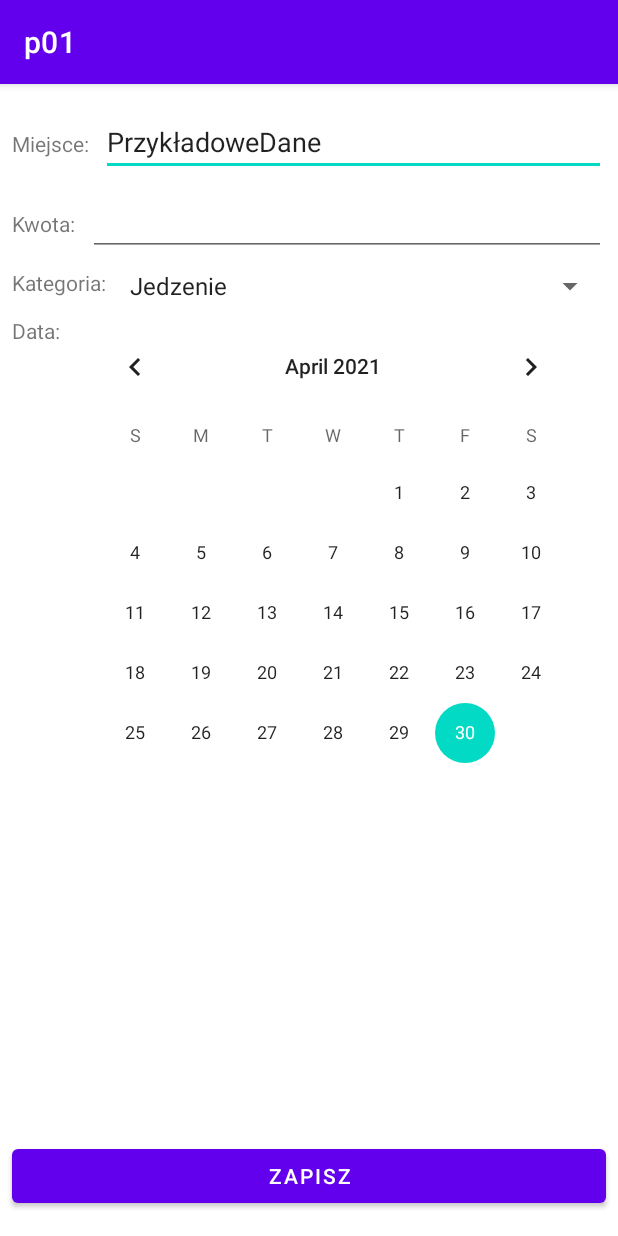
After one commit to s19191/PRM, an Android app: the AddActivity screen opened directly, with no data from a screen before it, on a phone screen of 412 x 824 dp. The commit adds this screen. Run offline under Robolectric (Android 15) with nearby library versions, the phone set to English and light mode, and no system bars.

Commit message:
dodany widok dodawania, bez funkcjonalności

```diff
--- a/p01/app/build.gradle
+++ b/p01/app/build.gradle
@@ -15,6 +15,10 @@ android {
         versionName "1.0"
 
         testInstrumentationRunner "androidx.test.runner.AndroidJUnitRunner"
+    }
+
+    buildFeatures {
+        viewBinding true
     }
 
     buildTypes {
--- a/p01/app/src/main/AndroidManifest.xml
+++ b/p01/app/src/main/AndroidManifest.xml
@@ -9,6 +9,7 @@
         android:roundIcon="@mipmap/ic_launcher_round"
         android:supportsRtl="true"
         android:theme="@style/Theme.P01">
+        <activity android:name=".AddActivity"></activity>
         <activity android:name=".MainActivity">
             <intent-filter>
                 <action android:name="android.intent.action.MAIN" />
--- /dev/null
+++ b/p01/app/src/main/java/pl/edu/pja/p01/AddActivity.kt
@@ -0,0 +1,28 @@
+package pl.edu.pja.p01
+
+import androidx.appcompat.app.AppCompatActivity
+import android.os.Bundle
+import android.widget.ArrayAdapter
+import android.widget.Spinner
+import pl.edu.pja.p01.databinding.ActivityAddBinding
+
+class AddActivity : AppCompatActivity() {
+    private val binding by lazy { ActivityAddBinding.inflate(layoutInflater) }
+
+    override fun onCreate(savedInstanceState: Bundle?) {
+        super.onCreate(savedInstanceState)
+        setContentView(binding.root)
+        val spinner: Spinner = findViewById(R.id.categories_spinner)
+// Create an ArrayAdapter using the string array and a default spinner layout
+        ArrayAdapter.createFromResource(
+                this,
+                R.array.categories_array,
+                android.R.layout.simple_spinner_item
+        ).also { adapter ->
+            // Specify the layout to use when the list of choices appears
+            adapter.setDropDownViewResource(android.R.layout.simple_spinner_dropdown_item)
+            // Apply the adapter to the spinner
+            spinner.adapter = adapter
+        }
+    }
+}
--- a/p01/app/src/main/java/pl/edu/pja/p01/MainActivity.kt
+++ b/p01/app/src/main/java/pl/edu/pja/p01/MainActivity.kt
@@ -1,11 +1,21 @@
 package pl.edu.pja.p01
 
+import android.content.Intent
 import androidx.appcompat.app.AppCompatActivity
 import android.os.Bundle
+import pl.edu.pja.p01.databinding.ActivityMainBinding
 
 class MainActivity : AppCompatActivity() {
+    val binding by lazy { ActivityMainBinding.inflate(layoutInflater) }
+
     override fun onCreate(savedInstanceState: Bundle?) {
         super.onCreate(savedInstanceState)
-        setContentView(R.layout.activity_main)
+        setContentView(binding.root)
+
+        binding.addButton.setOnClickListener {
+            startActivity(Intent(this, AddActivity::class.java))
+//            startActivityForResult(Intent(this, AddActivity::class.java), REQ)
+        }
+
     }
 }
--- /dev/null
+++ b/p01/app/src/main/res/layout/activity_add.xml
@@ -0,0 +1,104 @@
+<?xml version="1.0" encoding="utf-8"?>
+<androidx.constraintlayout.widget.ConstraintLayout xmlns:android="http://schemas.android.com/apk/res/android"
+    xmlns:app="http://schemas.android.com/apk/res-auto"
+    xmlns:tools="http://schemas.android.com/tools"
+    android:layout_width="match_parent"
+    android:layout_height="match_parent"
+    tools:context=".AddActivity">
+
+    <TextView
+        android:id="@+id/place_label"
+        android:layout_width="wrap_content"
+        android:layout_height="wrap_content"
+        android:layout_marginStart="8dp"
+        android:text="@string/place"
+        app:layout_constraintBaseline_toBaselineOf="@+id/place"
+        app:layout_constraintStart_toStartOf="parent" />
+
+    <TextView
+        android:id="@+id/amount_label"
+        android:layout_width="wrap_content"
+        android:layout_height="wrap_content"
+        android:layout_marginStart="8dp"
+        android:text="@string/amount"
+        app:layout_constraintBaseline_toBaselineOf="@+id/amount"
+        app:layout_constraintStart_toStartOf="parent" />
+
+    <TextView
+        android:id="@+id/date_label"
+        android:layout_width="wrap_content"
+        android:layout_height="wrap_content"
+        android:layout_marginStart="8dp"
+        android:text="@string/date"
+        app:layout_constraintStart_toStartOf="parent"
+        app:layout_constraintTop_toTopOf="@+id/date" />
+
+    <TextView
+        android:id="@+id/category_label"
+        android:layout_width="wrap_content"
+        android:layout_height="wrap_content"
+        android:layout_marginStart="8dp"
+        android:text="@string/category"
+        app:layout_constraintStart_toStartOf="parent"
+        app:layout_constraintTop_toTopOf="@+id/categories_spinner" />
+
+    <EditText
+        android:id="@+id/place"
+        android:layout_width="0dp"
+        android:layout_height="wrap_content"
+        android:layout_marginStart="8dp"
+        android:layout_marginTop="16dp"
+        android:layout_marginEnd="8dp"
+        android:ems="10"
+        android:inputType="textShortMessage"
+        android:text="PrzykładoweDane"
+        app:layout_constraintEnd_toEndOf="parent"
+        app:layout_constraintStart_toEndOf="@+id/place_label"
+        app:layout_constraintTop_toTopOf="parent" />
+
+    <EditText
+        android:id="@+id/amount"
+        android:layout_width="0dp"
+        android:layout_height="wrap_content"
+        android:layout_marginStart="8dp"
+        android:layout_marginTop="8dp"
+        android:layout_marginEnd="8dp"
+        android:ems="10"
+        android:inputType="number"
+        app:layout_constraintEnd_toEndOf="parent"
+        app:layout_constraintStart_toEndOf="@+id/amount_label"
+        app:layout_constraintTop_toBottomOf="@+id/place" />
+
+    <Spinner
+        android:id="@+id/categories_spinner"
+        android:layout_width="0dp"
+        android:layout_height="wrap_content"
+        android:layout_marginStart="8dp"
+        android:layout_marginTop="8dp"
+        android:layout_marginEnd="8dp"
+        app:layout_constraintEnd_toEndOf="parent"
+        app:layout_constraintStart_toEndOf="@+id/category_label"
+        app:layout_constraintTop_toBottomOf="@+id/amount" />
+
+    <Button
+        android:id="@+id/save_button"
+        android:layout_width="0dp"
+        android:layout_height="wrap_content"
+        android:layout_marginStart="8dp"
+        android:layout_marginEnd="8dp"
+        android:layout_marginBottom="16dp"
+        android:text="Zapisz"
+        app:layout_constraintBottom_toBottomOf="parent"
+        app:layout_constraintEnd_toEndOf="parent"
+        app:layout_constraintStart_toStartOf="parent" />
+
+    <CalendarView
+        android:id="@+id/date"
+        android:layout_width="wrap_content"
+        android:layout_height="wrap_content"
+        android:layout_marginTop="8dp"
+        android:layout_marginEnd="8dp"
+        app:layout_constraintEnd_toEndOf="parent"
+        app:layout_constraintStart_toEndOf="@+id/date_label"
+        app:layout_constraintTop_toBottomOf="@+id/categories_spinner" />
+</androidx.constraintlayout.widget.ConstraintLayout>
--- a/p01/app/src/main/res/layout/activity_main.xml
+++ b/p01/app/src/main/res/layout/activity_main.xml
@@ -6,13 +6,15 @@
     android:layout_height="match_parent"
     tools:context=".MainActivity">
 
-    <TextView
-        android:layout_width="wrap_content"
+    <Button
+        android:id="@+id/add_button"
+        android:layout_width="0dp"
         android:layout_height="wrap_content"
-        android:text="Hello World!"
+        android:layout_marginStart="8dp"
+        android:layout_marginEnd="8dp"
+        android:layout_marginBottom="16dp"
+        android:text="@string/add_button"
         app:layout_constraintBottom_toBottomOf="parent"
-        app:layout_constraintLeft_toLeftOf="parent"
-        app:layout_constraintRight_toRightOf="parent"
-        app:layout_constraintTop_toTopOf="parent" />
-
+        app:layout_constraintEnd_toEndOf="parent"
+        app:layout_constraintStart_toStartOf="parent" />
 </androidx.constraintlayout.widget.ConstraintLayout>
--- a/p01/app/src/main/res/values/strings.xml
+++ b/p01/app/src/main/res/values/strings.xml
@@ -1,3 +1,19 @@
 <resources>
     <string name="app_name">p01</string>
+    <string name="add_button">Dodaj</string>
+    <string name="place">Miejsce:</string>
+    <string name="amount">Kwota:</string>
+    <string name="date">Data:</string>
+    <string name="category">Kategoria:</string>
+    <string-array name="categories_array">
+        <item>Jedzenie</item>
+        <item>Mieszkanie</item>
+        <item>Opłaty i rachunki</item>
+        <item>Zdrowie, higiena i chemia</item>
+        <item>Ubranie</item>
+        <item>Relaks</item>
+        <item>Rozrywka</item>
+        <item>Transport</item>
+        <item>Inne wydatki</item>
+    </string-array>
 </resources>
```
